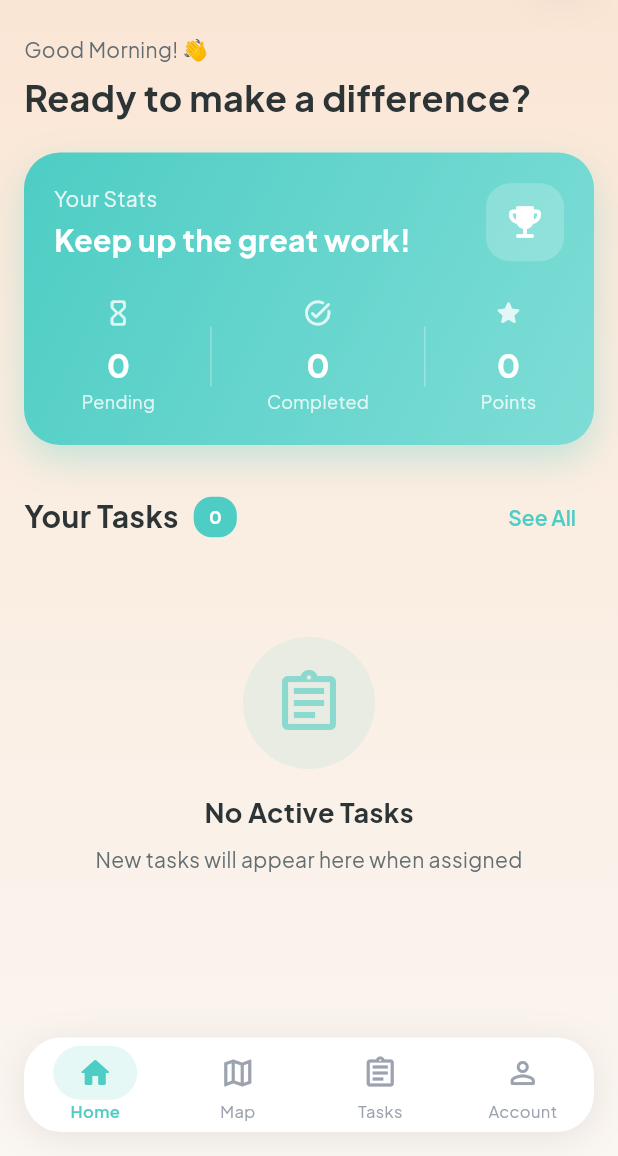
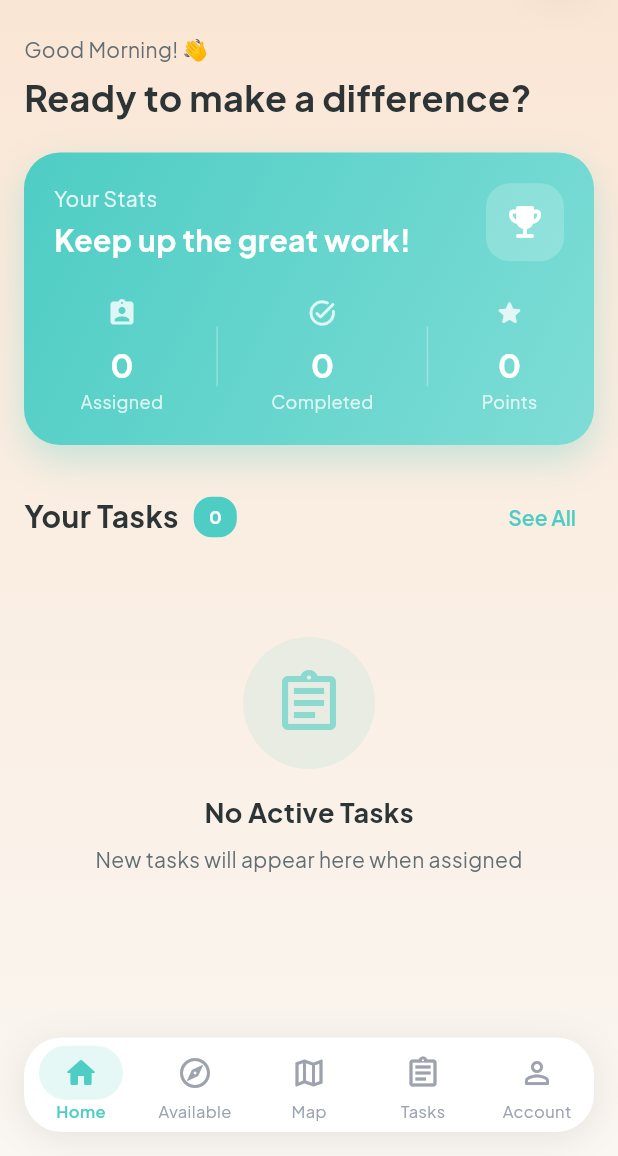
Before and after one commit to Alansherhan/volunteer_app, a Flutter app: the HomeScreen screen opened directly, after a tap on "See All", on a phone screen of 412 x 824 dp, the part 80-1236 px from its top. Run offline on Flutter 3.47's test engine with Material 3 defaults, Android fonts, the phone set to English and light mode, and no system bars; our stand-ins replace geolocator, glassmorphism, google_fonts, google_maps_flutter, image_picker, shared_preferences; accounts and stored records are empty; network calls fail.

Commit message:
feat: Add comprehensive task management functionality with dedicated services, models, and UI for volunteers.

```diff
--- a/lib/env.dart
+++ b/lib/env.dart
@@ -1,3 +1,3 @@
 const kBaseUrl = 'http://192.168.1.17:3000/api';
-const kImageUrl = 'http://192.168.1.17:3000';
+const kImageUrl = 'http://192.168.29.137:3000';
 const kTokenStorageKey = "jwt_token";
--- a/lib/models/task_model.dart
+++ b/lib/models/task_model.dart
@@ -2,7 +2,8 @@ class TaskModel {
   final String id;
   final String taskName;
   final String taskType; // "aid" | "donation"
-  final String status; // "pending" | "accepted" | "completed" | "rejected"
+  final String
+  status; // "open" | "assigned" | "accepted" | "completed" | "rejected"
   final String priority; // "high" | "medium" | "low"
   final String? imageUrl;
   final DateTime? createdAt;
@@ -26,7 +27,7 @@ class TaskModel {
       id: json['_id'] ?? json['id'] ?? '',
       taskName: json['taskName'] ?? '',
       taskType: json['taskType'] ?? 'aid',
-      status: json['status'] ?? 'pending',
+      status: json['status'] ?? 'assigned',
       priority: json['priority'] ?? 'low',
       imageUrl: json['imageUrl'],
       createdAt: json['createdAt'] != null
--- a/lib/screens/Dashboard.dart
+++ b/lib/screens/Dashboard.dart
@@ -15,7 +15,7 @@ class Dashboard extends StatefulWidget {
 class _DashboardState extends State<Dashboard> {
   List<TaskModel> _tasks = [];
   bool _isLoading = true;
-  int _pendingCount = 0;
+  int _assignedCount = 0;
   int _completedCount = 0;
   int _acceptedCount = 0;
   String? _loadingTaskId; // Track which task is being updated
@@ -34,7 +34,7 @@ class _DashboardState extends State<Dashboard> {
       if (mounted) {
         setState(() {
           _tasks = tasks;
-          _pendingCount = counts['pending'] ?? 0;
+          _assignedCount = counts['assigned'] ?? 0;
           _completedCount = counts['completed'] ?? 0;
           _acceptedCount = counts['accepted'] ?? 0;
           _isLoading = false;
@@ -50,13 +50,13 @@ class _DashboardState extends State<Dashboard> {
   // Get active tasks (pending + accepted) for display
   List<TaskModel> get _activeTasks {
     return _tasks
-        .where((t) => t.status == 'pending' || t.status == 'accepted')
+        .where((t) => t.status == 'assigned' || t.status == 'accepted')
         .take(5)
         .toList();
   }
 
   Future<void> _handleStartTask(TaskModel task) async {
-    final newStatus = task.status == 'pending' ? 'accepted' : 'completed';
+    final newStatus = task.status == 'assigned' ? 'accepted' : 'completed';
 
     setState(() => _loadingTaskId = task.id);
 
@@ -386,9 +386,9 @@ class _DashboardState extends State<Dashboard> {
             mainAxisAlignment: MainAxisAlignment.spaceAround,
             children: [
               _buildStatItem(
-                '$_pendingCount',
-                'Pending',
-                Icons.hourglass_empty_rounded,
+                '$_assignedCount',
+                'Assigned',
+                Icons.assignment_ind_rounded,
               ),
               _buildVerticalDivider(),
               _buildStatItem(
--- a/lib/screens/account_page.dart
+++ b/lib/screens/account_page.dart
@@ -29,7 +29,7 @@ class _AccountState extends State<Account> with SingleTickerProviderStateMixin {
 
   // Task counts
   int completedCount = 0;
-  int pendingCount = 0;
+  int assignedCount = 0;
 
   late AnimationController _animationController;
   late Animation<double> _fadeAnimation;
@@ -111,7 +111,7 @@ class _AccountState extends State<Account> with SingleTickerProviderStateMixin {
       if (mounted) {
         setState(() {
           completedCount = counts['completed'] ?? 0;
-          pendingCount = counts['pending'] ?? 0;
+          assignedCount = counts['assigned'] ?? 0;
         });
       }
     } catch (e) {
@@ -426,10 +426,10 @@ class _AccountState extends State<Account> with SingleTickerProviderStateMixin {
             ),
             _buildVerticalDivider(),
             _buildStatItem(
-              icon: Icons.pending_actions_rounded,
+              icon: Icons.assignment_ind_rounded,
               iconColor: AppTheme.warningColor,
-              value: '$pendingCount',
-              label: 'Pending',
+              value: '$assignedCount',
+              label: 'Assigned',
             ),
             _buildVerticalDivider(),
             _buildStatItem(
--- a/lib/screens/dashboard_screen/task_screen.dart
+++ b/lib/screens/dashboard_screen/task_screen.dart
@@ -540,10 +540,10 @@ class _TaskScreenState extends State<TaskScreen> {
             const SizedBox(height: 32),
 
             // Action Buttons
-            if (task.status == 'pending') ...[
+            if (task.status == 'assigned') ...[
               _buildActionButton(
-                label: 'Start Task',
-                icon: Icons.play_arrow_rounded,
+                label: 'Accept Task',
+                icon: Icons.check_rounded,
                 color: AppTheme.primaryColor,
                 onPressed: () => _updateStatus('accepted'),
               ),
@@ -759,7 +759,7 @@ class _TaskScreenState extends State<TaskScreen> {
 
   Color _getStatusColor(String status) {
     switch (status.toLowerCase()) {
-      case 'pending':
+      case 'assigned':
         return Colors.orange;
       case 'accepted':
         return Colors.blue;
--- /dev/null
+++ b/lib/screens/task_pool_screen.dart
@@ -0,0 +1,391 @@
+import 'package:flutter/material.dart';
+import 'package:volunteer_app/models/task_model.dart';
+import 'package:volunteer_app/services/task_service.dart';
+import 'package:volunteer_app/theme/app_theme.dart';
+
+class TaskPoolScreen extends StatefulWidget {
+  const TaskPoolScreen({super.key});
+
+  @override
+  State<TaskPoolScreen> createState() => _TaskPoolScreenState();
+}
+
+class _TaskPoolScreenState extends State<TaskPoolScreen> {
+  List<TaskModel> _openTasks = [];
+  bool _isLoading = true;
+  String? _error;
+  String? _claimingTaskId;
+
+  @override
+  void initState() {
+    super.initState();
+    _fetchOpenTasks();
+  }
+
+  Future<void> _fetchOpenTasks() async {
+    setState(() {
+      _isLoading = true;
+      _error = null;
+    });
+
+    try {
+      final tasks = await TaskService.getOpenTasks();
+      setState(() {
+        _openTasks = tasks;
+        _isLoading = false;
+      });
+    } catch (e) {
+      setState(() {
+        _error = 'Failed to load available tasks';
+        _isLoading = false;
+      });
+    }
+  }
+
+  Future<void> _claimTask(TaskModel task) async {
+    setState(() {
+      _claimingTaskId = task.id;
+    });
+
+    try {
+      final success = await TaskService.claimTask(task.id);
+      if (success) {
+        ScaffoldMessenger.of(context).showSnackBar(
+          SnackBar(
+            content: Text('Task "${task.taskName}" claimed successfully!'),
+            backgroundColor: Colors.green,
+          ),
+        );
+        // Refresh the list
+        _fetchOpenTasks();
+      } else {
+        ScaffoldMessenger.of(context).showSnackBar(
+          const SnackBar(
+            content: Text(
+              'Failed to claim task. It may have been claimed by someone else.',
+            ),
+            backgroundColor: Colors.red,
+          ),
+        );
+      }
+    } catch (e) {
+      ScaffoldMessenger.of(context).showSnackBar(
+        SnackBar(content: Text('Error: $e'), backgroundColor: Colors.red),
+      );
+    } finally {
+      setState(() {
+        _claimingTaskId = null;
+      });
+    }
+  }
+
+  @override
+  Widget build(BuildContext context) {
+    return Scaffold(
+      backgroundColor: Colors.transparent,
+      body: Padding(
+        padding: const EdgeInsets.all(16.0),
+        child: Column(
+          crossAxisAlignment: CrossAxisAlignment.start,
+          children: [
+            // Header
+            Row(
+              children: [
+                Container(
+                  padding: const EdgeInsets.all(10),
+                  decoration: BoxDecoration(
+                    gradient: AppTheme.primaryGradient,
+                    borderRadius: BorderRadius.circular(12),
+                  ),
+                  child: const Icon(
+                    Icons.explore_outlined,
+                    color: Colors.white,
+                    size: 24,
+                  ),
+                ),
+                const SizedBox(width: 12),
+                Column(
+                  crossAxisAlignment: CrossAxisAlignment.start,
+                  children: [
+                    Text(
+                      'Available Tasks',
+                      style: AppTheme.mainFont(
+                        fontSize: 24,
+                        fontWeight: FontWeight.bold,
+                        color: AppTheme.textPrimary,
+                      ),
+                    ),
+                    Text(
+                      'Claim tasks that need volunteers',
+                      style: AppTheme.mainFont(
+                        fontSize: 14,
+                        color: AppTheme.textSecondary,
+                      ),
+                    ),
+                  ],
+                ),
+              ],
+            ),
+            const SizedBox(height: 20),
+
+            // Content
+            Expanded(child: _buildContent()),
+          ],
+        ),
+      ),
+    );
+  }
+
+  Widget _buildContent() {
+    if (_isLoading) {
+      return const Center(
+        child: CircularProgressIndicator(color: AppTheme.primaryColor),
+      );
+    }
+
+    if (_error != null) {
+      return Center(
+        child: Column(
+          mainAxisAlignment: MainAxisAlignment.center,
+          children: [
+            Icon(
+              Icons.error_outline_rounded,
+              size: 56,
+              color: AppTheme.primaryColor.withOpacity(0.6),
+            ),
+            const SizedBox(height: 16),
+            Text(
+              _error!,
+              style: AppTheme.mainFont(
+                fontSize: 16,
+                color: AppTheme.textSecondary,
+              ),
+            ),
+            const SizedBox(height: 16),
+            ElevatedButton.icon(
+              onPressed: _fetchOpenTasks,
+              icon: const Icon(Icons.refresh_rounded),
+              label: const Text('Retry'),
+              style: ElevatedButton.styleFrom(
+                backgroundColor: AppTheme.primaryColor,
+                foregroundColor: Colors.white,
+                shape: RoundedRectangleBorder(
+                  borderRadius: BorderRadius.circular(20),
+                ),
+              ),
+            ),
+          ],
+        ),
+      );
+    }
+
+    if (_openTasks.isEmpty) {
+      return Center(
+        child: Column(
+          mainAxisAlignment: MainAxisAlignment.center,
+          children: [
+            Container(
+              padding: const EdgeInsets.all(28),
+              decoration: BoxDecoration(
+                color: AppTheme.primaryColor.withOpacity(0.1),
+                shape: BoxShape.circle,
+              ),
+              child: Icon(
+                Icons.check_circle_outline,
+                size: 56,
+                color: AppTheme.primaryColor.withOpacity(0.6),
+              ),
+            ),
+            const SizedBox(height: 24),
+            Text(
+              'No Available Tasks',
+              style: AppTheme.mainFont(
+                fontSize: 20,
+                fontWeight: FontWeight.bold,
+                color: AppTheme.textPrimary,
+              ),
+            ),
+            const SizedBox(height: 8),
+            Text(
+              'All tasks have been claimed. Check back later!',
+              style: AppTheme.mainFont(
+                fontSize: 14,
+                color: AppTheme.textSecondary,
+              ),
+              textAlign: TextAlign.center,
+            ),
+          ],
+        ),
+      );
+    }
+
+    return RefreshIndicator(
+      onRefresh: _fetchOpenTasks,
+      color: AppTheme.primaryColor,
+      child: ListView.builder(
+        itemCount: _openTasks.length,
+        itemBuilder: (context, index) {
+          final task = _openTasks[index];
+          return _buildTaskCard(task);
+        },
+      ),
+    );
+  }
+
+  Widget _buildTaskCard(TaskModel task) {
+    final isClaiming = _claimingTaskId == task.id;
+
+    return Container(
+      margin: const EdgeInsets.only(bottom: 12),
+      padding: const EdgeInsets.all(16),
+      decoration: BoxDecoration(
+        color: AppTheme.surfaceColor,
+        borderRadius: BorderRadius.circular(16),
+        boxShadow: AppTheme.softShadow,
+        border: Border.all(
+          color: AppTheme.primaryColor.withOpacity(0.2),
+          width: 1,
+        ),
+      ),
+      child: Column(
+        crossAxisAlignment: CrossAxisAlignment.start,
+        children: [
+          // Task Header
+          Row(
+            children: [
+              Container(
+                padding: const EdgeInsets.all(10),
+                decoration: BoxDecoration(
+                  color: _getPriorityColor(task.priority).withOpacity(0.1),
+                  borderRadius: BorderRadius.circular(12),
+                ),
+                child: Icon(
+                  _getTaskTypeIcon(task.taskType),
+                  color: _getPriorityColor(task.priority),
+                  size: 22,
+                ),
+              ),
+              const SizedBox(width: 12),
+              Expanded(
+                child: Column(
+                  crossAxisAlignment: CrossAxisAlignment.start,
+                  children: [
+                    Text(
+                      task.taskName,
+                      style: AppTheme.mainFont(
+                        fontSize: 16,
+                        fontWeight: FontWeight.w600,
+                        color: AppTheme.textPrimary,
+                      ),
+                    ),
+                    const SizedBox(height: 2),
+                    Text(
+                      task.taskTypeLabel,
+                      style: AppTheme.mainFont(
+                        fontSize: 12,
+                        color: AppTheme.textSecondary,
+                      ),
+                    ),
+                  ],
+                ),
+              ),
+              Container(
+                padding: const EdgeInsets.symmetric(
+                  horizontal: 10,
+                  vertical: 4,
+                ),
+                decoration: BoxDecoration(
+                  color: _getPriorityColor(task.priority).withOpacity(0.1),
+                  borderRadius: BorderRadius.circular(12),
+                ),
+                child: Text(
+                  task.priority.toUpperCase(),
+                  style: AppTheme.mainFont(
+                    fontSize: 10,
+                    fontWeight: FontWeight.w600,
+                    color: _getPriorityColor(task.priority),
+                  ),
+                ),
+              ),
+            ],
+          ),
+          if (task.location != null) ...[
+            const SizedBox(height: 12),
+            Row(
+              children: [
+                const Icon(
+                  Icons.location_on_outlined,
+                  size: 16,
+                  color: AppTheme.textSecondary,
+                ),
+                const SizedBox(width: 4),
+                Expanded(
+                  child: Text(
+                    task.location!,
+                    style: AppTheme.mainFont(
+                      fontSize: 13,
+                      color: AppTheme.textSecondary,
+                    ),
+                    maxLines: 1,
+                    overflow: TextOverflow.ellipsis,
+                  ),
+                ),
+              ],
+            ),
+          ],
+          const SizedBox(height: 16),
+          // Claim Button
+          SizedBox(
+            width: double.infinity,
+            child: ElevatedButton.icon(
+              onPressed: isClaiming ? null : () => _claimTask(task),
+              icon: isClaiming
+                  ? const SizedBox(
+                      width: 16,
+                      height: 16,
+                      child: CircularProgressIndicator(
+                        strokeWidth: 2,
+                        color: Colors.white,
+                      ),
+                    )
+                  : const Icon(Icons.check_circle_outline, size: 18),
+              label: Text(isClaiming ? 'Claiming...' : 'Claim Task'),
+              style: ElevatedButton.styleFrom(
+                backgroundColor: AppTheme.primaryColor,
+                foregroundColor: Colors.white,
+                padding: const EdgeInsets.symmetric(vertical: 12),
+                shape: RoundedRectangleBorder(
+                  borderRadius: BorderRadius.circular(12),
+                ),
+              ),
+            ),
+          ),
+        ],
+      ),
+    );
+  }
+
+  IconData _getTaskTypeIcon(String taskType) {
+    switch (taskType) {
+      case 'aid':
+        return Icons.medical_services_outlined;
+      case 'donation':
+        return Icons.volunteer_activism_rounded;
+      default:
+        return Icons.assignment_outlined;
+    }
+  }
+
+  Color _getPriorityColor(String priority) {
+    switch (priority) {
+      case 'high':
+        return Colors.red;
+      case 'medium':
+        return Colors.orange;
+      case 'low':
+        return AppTheme.primaryColor;
+      default:
+        return AppTheme.primaryColor;
+    }
+  }
+}
--- a/lib/screens/tasks.dart
+++ b/lib/screens/tasks.dart
@@ -11,10 +11,10 @@ class Tasks extends StatefulWidget {
   State<Tasks> createState() => _TasksState();
 }
 
-enum TaskStatus { Pending, Accepted, Completed, Rejected }
+enum TaskStatus { Assigned, Accepted, Completed, Rejected }
 
 class _TasksState extends State<Tasks> {
-  TaskStatus _selectedStatus = TaskStatus.Pending;
+  TaskStatus _selectedStatus = TaskStatus.Assigned;
   List<TaskModel> _allTasks = [];
   bool _isLoading = true;
   String? _error;
@@ -419,8 +419,8 @@ class _TasksState extends State<Tasks> {
 
   IconData _getIconForStatus(TaskStatus status) {
     switch (status) {
-      case TaskStatus.Pending:
-        return Icons.hourglass_empty_rounded;
+      case TaskStatus.Assigned:
+        return Icons.assignment_ind_rounded;
       case TaskStatus.Accepted:
         return Icons.thumb_up_alt_rounded;
       case TaskStatus.Completed:
@@ -443,8 +443,8 @@ class _TasksState extends State<Tasks> {
 
   String _getMessageForStatus(TaskStatus status) {
     switch (status) {
-      case TaskStatus.Pending:
-        return 'Tasks awaiting your response will appear here';
+      case TaskStatus.Assigned:
+        return 'Tasks assigned to you will appear here';
       case TaskStatus.Accepted:
         return 'Tasks you\'ve accepted will be shown here';
       case TaskStatus.Completed:
@@ -469,7 +469,7 @@ class _TasksState extends State<Tasks> {
 
   Color _getStatusColor(String status) {
     switch (status) {
-      case 'pending':
+      case 'assigned':
         return Colors.orange;
       case 'accepted':
         return Colors.blue;
--- a/lib/services/task_service.dart
+++ b/lib/services/task_service.dart
@@ -86,7 +86,7 @@ class TaskService {
     try {
       final tasks = await getMyTasks();
       return {
-        'pending': tasks.where((t) => t.status == 'pending').length,
+        'assigned': tasks.where((t) => t.status == 'assigned').length,
         'accepted': tasks.where((t) => t.status == 'accepted').length,
         'completed': tasks.where((t) => t.status == 'completed').length,
         'rejected': tasks.where((t) => t.status == 'rejected').length,
@@ -95,7 +95,7 @@ class TaskService {
     } catch (e) {
       developer.log('ERROR getting task counts: $e', name: 'TaskService');
       return {
-        'pending': 0,
+        'assigned': 0,
         'accepted': 0,
         'completed': 0,
         'rejected': 0,
@@ -210,4 +210,92 @@ class TaskService {
       return false;
     }
   }
+
+  /// Get all open (unclaimed) tasks from the marketplace
+  static Future<List<TaskModel>> getOpenTasks() async {
+    try {
+      developer.log('Fetching open tasks...', name: 'TaskService');
+
+      final token = await _getToken();
+      if (token == null) {
+        developer.log('ERROR: No token found', name: 'TaskService');
+        throw Exception('Not authenticated');
+      }
+
+      final response = await http.get(
+        Uri.parse('$baseUrl/tasks/open'),
+        headers: {
+          'Content-Type': 'application/json',
+          'Authorization': 'Bearer $token',
+        },
+      );
+
+      developer.log(
+        'Open tasks response status: ${response.statusCode}',
+        name: 'TaskService',
+      );
+
+      if (response.statusCode == 200) {
+        final data = json.decode(response.body);
+        if (data['success'] == true && data['data'] != null) {
+          final List<dynamic> taskList = data['data'];
+          developer.log(
+            'Parsed ${taskList.length} open tasks',
+            name: 'TaskService',
+          );
+          return taskList.map((item) => TaskModel.fromJson(item)).toList();
+        }
+        return [];
+      } else {
+        throw Exception('Failed to load open tasks: ${response.statusCode}');
+      }
+    } catch (e, stackTrace) {
+      developer.log(
+        'ERROR: $e',
+        name: 'TaskService',
+        error: e,
+        stackTrace: stackTrace,
+      );
+      throw Exception('Error fetching open tasks: $e');
+    }
+  }
+
+  /// Claim an open task
+  static Future<bool> claimTask(String taskId) async {
+    try {
+      developer.log('Claiming task $taskId', name: 'TaskService');
+
+      final token = await _getToken();
+      if (token == null) {
+        throw Exception('Not authenticated');
+      }
+
+      final response = await http.post(
+        Uri.parse('$baseUrl/tasks/$taskId/claim'),
+        headers: {
+          'Content-Type': 'application/json',
+          'Authorization': 'Bearer $token',
+        },
+      );
+
+      developer.log(
+        'Claim task response: ${response.statusCode}',
+        name: 'TaskService',
+      );
+
+      if (response.statusCode == 200) {
+        final data = json.decode(response.body);
+        return data['success'] == true;
+      }
+      return false;
+    } catch (e, stackTrace) {
+      developer.log(
+        'ERROR claiming task: $e',
+        name: 'TaskService',
+        error: e,
+        stackTrace: stackTrace,
+      );
+      return false;
+    }
+  }
 }
--- a/lib/widgets/home_screen.dart
+++ b/lib/widgets/home_screen.dart
@@ -3,6 +3,7 @@ import 'package:volunteer_app/components/layout/header.dart';
 import 'package:volunteer_app/screens/Dashboard.dart';
 import 'package:volunteer_app/screens/map_screen.dart';
 import 'package:volunteer_app/screens/Tasks.dart';
+import 'package:volunteer_app/screens/task_pool_screen.dart';
 import 'package:volunteer_app/screens/account_page.dart';
 import 'package:volunteer_app/theme/app_theme.dart';
 
@@ -31,6 +32,7 @@ class _HomeScreenState extends State<HomeScreen> {
 
   final List<Widget> _pages = [
     const Dashboard(),
+    const TaskPoolScreen(),
     const Map_Screen(),
     const Tasks(),
     const Account(),
@@ -94,18 +96,24 @@ class _HomeScreenState extends State<HomeScreen> {
             },
             items: [
               _buildNavItem(Icons.home_rounded, Icons.home_outlined, 'Home', 0),
-              _buildNavItem(Icons.map_rounded, Icons.map_outlined, 'Map', 1),
+              _buildNavItem(
+                Icons.explore_rounded,
+                Icons.explore_outlined,
+                'Available',
+                1,
+              ),
+              _buildNavItem(Icons.map_rounded, Icons.map_outlined, 'Map', 2),
               _buildNavItem(
                 Icons.assignment_rounded,
                 Icons.assignment_outlined,
                 'Tasks',
-                2,
+                3,
               ),
               _buildNavItem(
                 Icons.person_rounded,
                 Icons.person_outline_rounded,
                 'Account',
-                3,
+                4,
               ),
             ],
           ),
--- a/lib/widgets/task_card.dart
+++ b/lib/widgets/task_card.dart
@@ -19,7 +19,7 @@ class TaskCard extends StatelessWidget {
     required this.title,
     required this.location,
     required this.type,
-    this.status = 'pending',
+    this.status = 'assigned',
     required this.onTap,
     this.onStartTask,
     this.isLoading = false,
@@ -221,7 +221,7 @@ class TaskCard extends StatelessWidget {
 
   Color _getStatusColor(String status) {
     switch (status.toLowerCase()) {
-      case 'pending':
+      case 'assigned':
         return Colors.orange;
       case 'accepted':
         return Colors.blue;
@@ -236,7 +236,7 @@ class TaskCard extends StatelessWidget {
 
   Color _getButtonColor(String status) {
     switch (status.toLowerCase()) {
-      case 'pending':
+      case 'assigned':
         return AppTheme.primaryColor;
       case 'accepted':
         return AppTheme.successColor;
@@ -247,8 +247,8 @@ class TaskCard extends StatelessWidget {
 
   String _getButtonText(String status) {
     switch (status.toLowerCase()) {
-      case 'pending':
-        return 'Start Task';
+      case 'assigned':
+        return 'Accept Task';
       case 'accepted':
         return 'Mark Complete';
       case 'completed':
@@ -260,8 +260,8 @@ class TaskCard extends StatelessWidget {
 
   IconData _getButtonIcon(String status) {
     switch (status.toLowerCase()) {
-      case 'pending':
-        return Icons.play_arrow_rounded;
+      case 'assigned':
+        return Icons.check_rounded;
       case 'accepted':
         return Icons.check_circle_rounded;
       default:
--- a/pubspec.yaml
+++ b/pubspec.yaml
@@ -19,7 +19,7 @@ publish_to: 'none' # Remove this line if you wish to publish to pub.dev
 version: 1.0.0+1
 
 environment:
-  sdk: ^3.9.2
+  sdk: ^3.9.0
 
 # Dependencies specify other packages that your package needs in order to work.
 # To automatically upgrade your package dependencies to the latest versions
```
Also changed, not shown: pubspec.lock.
